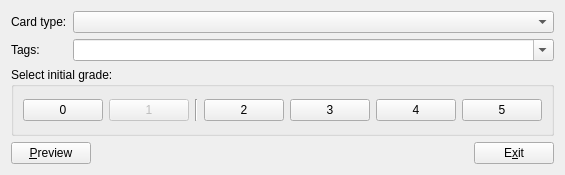
Old version of the form mnemosyne/mnemosyne/pyqt_ui/add_cards_dlg.ui in the repository vasvlad/pomni.
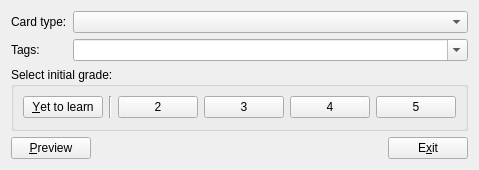
New version of the form.

Commit message: Be more honest in 'Add cards' dialog.

Patch:
```diff
--- a/mnemosyne/mnemosyne/pyqt_ui/add_cards_dlg.ui
+++ b/mnemosyne/mnemosyne/pyqt_ui/add_cards_dlg.ui
@@ -6,8 +6,8 @@
    <rect>
     <x>0</x>
     <y>0</y>
-    <width>297</width>
-    <height>175</height>
+    <width>316</width>
+    <height>170</height>
    </rect>
   </property>
   <property name="windowTitle">
@@ -68,7 +68,7 @@
           <item>
            <widget class="QPushButton" name="grade_0_button">
             <property name="text">
-             <string>0</string>
+             <string>&amp;Yet to learn</string>
             </property>
             <property name="shortcut">
              <string>Ctrl+0</string>
@@ -78,22 +78,6 @@
             </property>
            </widget>
           </item>
-          <item>
-           <widget class="QPushButton" name="grade_1_button">
-            <property name="enabled">
-             <bool>false</bool>
-            </property>
-            <property name="text">
-             <string>1</string>
-            </property>
-            <property name="shortcut">
-             <string>Ctrl+1</string>
-            </property>
-            <property name="autoDefault">
-             <bool>false</bool>
-            </property>
-           </widget>
-          </item>
           <item>
            <widget class="Line" name="line">
             <property name="orientation">
```
Left out of the diff: 2 changed lines with no effect on the pictures. The commit also changes 2 other files.
